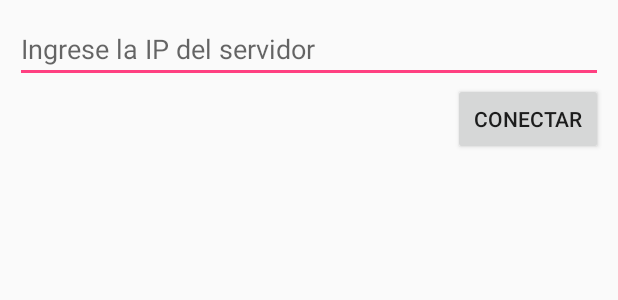
After one commit to emigioria/TP-Inteligencia-Artificial, an Android app: the layout activity_conectar.xml on its own in the app's theme, with its tools: preview values and no code run, on a phone screen of 412 x 824 dp. The commit adds this screen. Shown: the top 300 px of the screen. Run offline under Robolectric (Android 15) with nearby library versions, the phone set to English and light mode, and no system bars.

Commit message:
Terminada aplicación Android

```diff
--- a/GuardianAndroid/GuardIAn/app/build.gradle
+++ b/GuardianAndroid/GuardIAn/app/build.gradle
@@ -29,13 +29,13 @@ dependencies {
     androidTestCompile('com.android.support.test.espresso:espresso-core:2.2.2', {
         exclude group: 'com.android.support', module: 'support-annotations'
     })
+
+
     compile 'com.android.support:appcompat-v7:26.0.1'
     compile 'com.android.support:design:26.0.1'
     compile 'com.android.support.constraint:constraint-layout:1.0.2'
-
     compile 'org.java-websocket:Java-WebSocket:1.3.0'
     compile 'com.github.NaikSoftware:StompProtocolAndroid:1.4.2'
-
     testCompile 'junit:junit:4.12'
 }
 
--- a/GuardianAndroid/GuardIAn/app/src/main/AndroidManifest.xml
+++ b/GuardianAndroid/GuardIAn/app/src/main/AndroidManifest.xml
@@ -12,13 +12,14 @@
         android:roundIcon="@mipmap/ic_launcher_round"
         android:supportsRtl="true"
         android:theme="@style/AppTheme">
-        <activity android:name=".MainActivity">
+        <activity android:name=".ConectarActivity">
             <intent-filter>
                 <action android:name="android.intent.action.MAIN" />
 
                 <category android:name="android.intent.category.LAUNCHER" />
             </intent-filter>
         </activity>
+        <activity android:name=".HablarActivity"></activity>
     </application>
 
 </manifest>
--- /dev/null
+++ b/GuardianAndroid/GuardIAn/app/src/main/res/layout/activity_conectar.xml
@@ -0,0 +1,30 @@
+<?xml version="1.0" encoding="utf-8"?>
+<RelativeLayout xmlns:android="http://schemas.android.com/apk/res/android"
+    xmlns:tools="http://schemas.android.com/tools"
+    android:layout_width="match_parent"
+    android:layout_height="match_parent"
+    android:orientation="vertical"
+    android:padding="10dp"
+    tools:context="ar.edu.utn.frsf.guardian.ConectarActivity">
+
+    <RelativeLayout
+        android:layout_width="match_parent"
+        android:layout_height="wrap_content"
+        android:orientation="vertical">
+
+        <EditText
+            android:id="@+id/etIPServidor"
+            android:layout_width="match_parent"
+            android:layout_height="wrap_content"
+            android:hint="@string/ingrese_la_ip_del_servidor" />
+
+        <Button
+            android:id="@+id/btnConectar"
+            android:layout_width="100dp"
+            android:layout_height="wrap_content"
+            android:layout_alignParentEnd="true"
+            android:layout_below="@+id/etIPServidor"
+            android:text="@string/conectar" />
+    </RelativeLayout>
+
+</RelativeLayout>
--- a/GuardianAndroid/GuardIAn/app/src/main/res/values/strings.xml
+++ b/GuardianAndroid/GuardIAn/app/src/main/res/values/strings.xml
@@ -3,4 +3,10 @@
     <string name="speech_prompt">Dí algo&#8230;</string>
     <string name="google_app_store_msg">Tu dispositivo no tiene una aplicación para reconocimiento de voz.</string>
     <string name="tap_on_mic">Pulsa el micrófono para hablar</string>
+    <string name="boton_para_hablar">Botón para hablar</string>
+    <string name="conectar">Conectar</string>
+    <string name="ingrese_la_ip_del_servidor">Ingrese la IP del servidor</string>
+    <string name="error_conexion">Error al conectar al servidor</string>
+    <string name="preferenciasHablar">preferenciasHablar</string>
+    <string name="key_last_hablar_ip_server">lastHablarIPServer</string>
 </resources>
```
Also changed, not shown: GuardianAndroid/GuardIAn/app/src/main/java/ar/edu/utn/frsf/guardian/ConectarActivity.java (added, +47 -0 lines), GuardianAndroid/GuardIAn/app/src/main/java/ar/edu/utn/frsf/guardian/HablarActivity.java (added, +155 -0 lines), GuardianAndroid/GuardIAn/app/src/main/java/ar/edu/utn/frsf/guardian/MainActivity.java (deleted, +0 -122 lines), GuardianAndroid/GuardIAn/app/src/main/res/layout/activity_hablar.xml (renamed from GuardianAndroid/GuardIAn/app/src/main/res/layout/activity_main.xml, +11 -9 lines).
